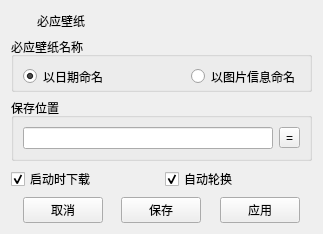
First picture: the form in bingsetting.ui, repository yjmthu/PySpeedBox, before the edit.
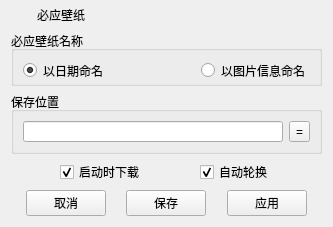
Second picture: the form after the edit. Icons and pictures are not drawn.

What changed in the file:
```diff
--- a/bingsetting.ui
+++ b/bingsetting.ui
@@ -6,7 +6,7 @@
    <rect>
     <x>0</x>
     <y>0</y>
-    <width>323</width>
+    <width>333</width>
     <height>222</height>
    </rect>
   </property>
@@ -14,6 +14,12 @@
    <string>必应壁纸设置</string>
   </property>
   <layout class="QVBoxLayout" name="verticalLayout">
+   <property name="spacing">
+    <number>6</number>
+   </property>
+   <property name="topMargin">
+    <number>5</number>
+   </property>
    <item>
     <layout class="QHBoxLayout" name="horizontalLayout_3">
      <item>
@@ -42,6 +48,12 @@
      </item>
      <item>
       <widget class="QLabel" name="label_2">
+       <property name="sizePolicy">
+        <sizepolicy hsizetype="Preferred" vsizetype="Expanding">
+         <horstretch>0</horstretch>
+         <verstretch>0</verstretch>
+        </sizepolicy>
+       </property>
        <property name="text">
         <string>必应壁纸</string>
        </property>
@@ -64,6 +76,12 @@
    </item>
    <item>
     <widget class="QGroupBox" name="groupBox">
+     <property name="sizePolicy">
+      <sizepolicy hsizetype="Preferred" vsizetype="Expanding">
+       <horstretch>0</horstretch>
+       <verstretch>0</verstretch>
+      </sizepolicy>
+     </property>
      <property name="minimumSize">
       <size>
        <width>0</width>
@@ -120,12 +138,37 @@
    </item>
    <item>
     <widget class="QGroupBox" name="groupBox_2">
+     <property name="sizePolicy">
+      <sizepolicy hsizetype="Preferred" vsizetype="Expanding">
+       <horstretch>0</horstretch>
+       <verstretch>0</verstretch>
+      </sizepolicy>
+     </property>
+     <property name="minimumSize">
+      <size>
+       <width>0</width>
+       <height>62</height>
+      </size>
+     </property>
+     <property name="autoFillBackground">
+      <bool>false</bool>
+     </property>
      <property name="title">
       <string>保存位置</string>
      </property>
      <layout class="QHBoxLayout" name="horizontalLayout_4">
+      <property name="leftMargin">
+       <number>9</number>
+      </property>
       <item>
-       <widget class="QLineEdit" name="lineBingPaperDir"/>
+       <widget class="QLineEdit" name="lineBingPaperDir">
+        <property name="sizePolicy">
+         <sizepolicy hsizetype="Expanding" vsizetype="Maximum">
+          <horstretch>0</horstretch>
+          <verstretch>0</verstretch>
+         </sizepolicy>
+        </property>
+       </widget>
       </item>
       <item>
        <widget class="QToolButton" name="tBtnChooseFolder">
@@ -139,8 +182,27 @@
    </item>
    <item>
     <layout class="QHBoxLayout" name="horizontalLayout_5">
+     <item>
+      <spacer name="horizontalSpacer_6">
+       <property name="orientation">
+        <enum>Qt::Horizontal</enum>
+       </property>
+       <property name="sizeHint" stdset="0">
+        <size>
+         <width>40</width>
+         <height>20</height>
+        </size>
+       </property>
+      </spacer>
+     </item>
      <item>
       <widget class="QCheckBox" name="checkBox">
+       <property name="sizePolicy">
+        <sizepolicy hsizetype="Minimum" vsizetype="Expanding">
+         <horstretch>0</horstretch>
+         <verstretch>0</verstretch>
+        </sizepolicy>
+       </property>
        <property name="toolTip">
         <string>软件启动时自动下载保存当天壁纸</string>
        </property>
@@ -152,8 +214,27 @@
        </property>
       </widget>
      </item>
+     <item>
+      <spacer name="horizontalSpacer_7">
+       <property name="orientation">
+        <enum>Qt::Horizontal</enum>
+       </property>
+       <property name="sizeHint" stdset="0">
+        <size>
+         <width>40</width>
+         <height>20</height>
+        </size>
+       </property>
+      </spacer>
+     </item>
      <item>
       <widget class="QCheckBox" name="checkBox_2">
+       <property name="sizePolicy">
+        <sizepolicy hsizetype="Minimum" vsizetype="Expanding">
+         <horstretch>0</horstretch>
+         <verstretch>0</verstretch>
+        </sizepolicy>
+       </property>
        <property name="toolTip">
         <string>按照设置的时间间隔轮换最近八天的必应壁纸</string>
        </property>
@@ -165,6 +246,19 @@
        </property>
       </widget>
      </item>
+     <item>
+      <spacer name="horizontalSpacer_8">
+       <property name="orientation">
+        <enum>Qt::Horizontal</enum>
+       </property>
+       <property name="sizeHint" stdset="0">
+        <size>
+         <width>40</width>
+         <height>20</height>
+        </size>
+       </property>
+      </spacer>
+     </item>
     </layout>
    </item>
    <item>
```
Left out of the diff: 5 changed lines with no effect on the pictures.
